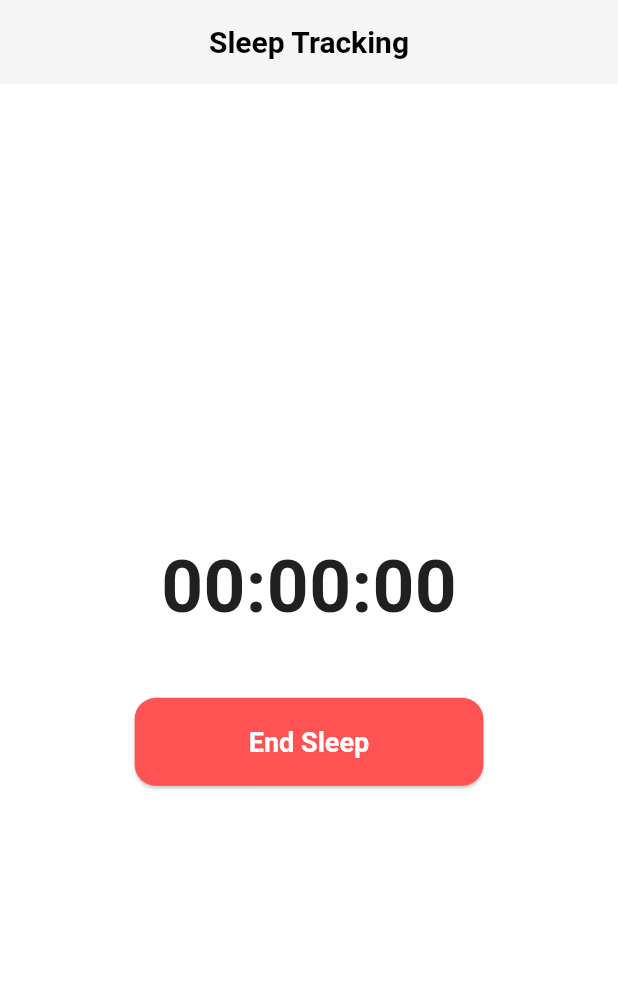
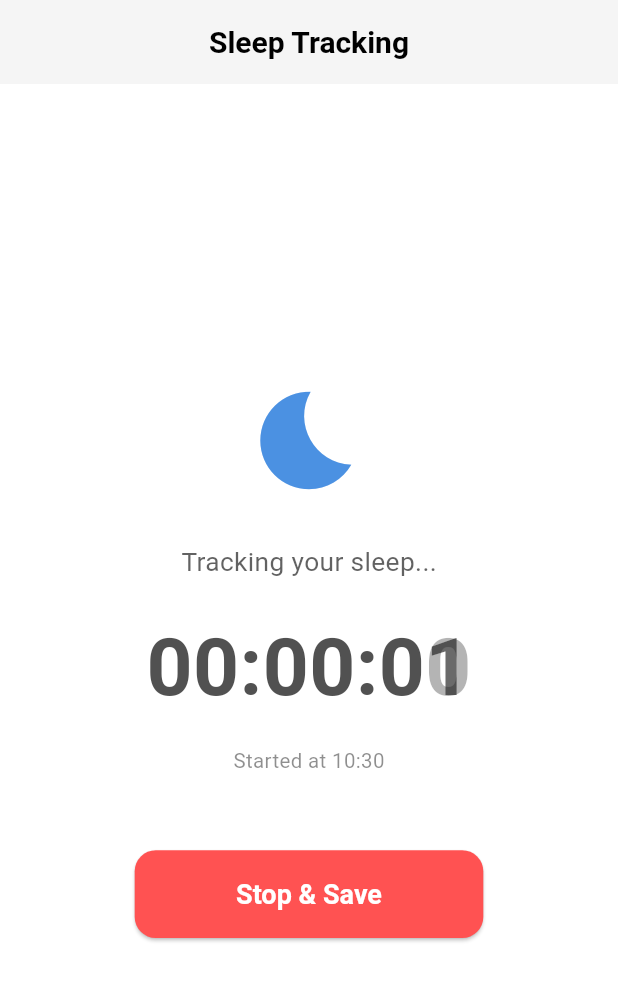
Before and after one commit to Mo7medRef3t/Slumber, a Flutter app: the SleepTrackingView screen opened by its route, after a tap on "Start Sleep", on a phone screen of 412 x 824 dp. Shown: the top 981 px of the screen. Run offline on Flutter 3.47's test engine with Material 3 defaults, Android fonts, the phone set to English and light mode, and no system bars; our stand-ins replace cloud_firestore, equatable, firebase_auth, firebase_core, fl_chart, flutter_bloc and 7 more; missing offline and left inert: android_alarm_manager_plus; accounts and stored records are empty.

Commit message:
Implement ongoing sleep tracking notifications and session management features

```diff
--- a/lib/core/notifications/notification_service.dart
+++ b/lib/core/notifications/notification_service.dart
@@ -2,6 +2,12 @@ import 'package:flutter/material.dart';
 import 'package:flutter_local_notifications/flutter_local_notifications.dart';
 import 'package:android_alarm_manager_plus/android_alarm_manager_plus.dart';
 import 'package:shared_preferences/shared_preferences.dart';
+
+// 🔥 Flag: هل التطبيق اتفتح من الـ Notification؟
+// static عشان نقدر نوصلها من أي مكان
+class NotificationFlags {
+  static bool openedFromSleepNotification = false;
+}
 
 @pragma('vm:entry-point')
 Future<void> fireNotificationCallback() async {
@@ -40,7 +46,6 @@ Future<void> fireNotificationCallback() async {
     details,
   );
 
-  // إعادة الجدولة لبكرة
   final hour = prefs.getInt('reminder_hour');
   final minute = prefs.getInt('reminder_minute');
 
@@ -63,8 +68,6 @@ Future<void> fireNotificationCallback() async {
       rescheduleOnReboot: true,
       allowWhileIdle: true,
     );
-
-    debugPrint("🔔 Re-scheduled for tomorrow: $nextAlarm");
   }
 }
 
@@ -92,7 +95,27 @@ class NotificationService {
       iOS: iosSettings,
     );
 
-    await flutterLocalNotificationsPlugin.initialize(initSettings);
+    await flutterLocalNotificationsPlugin.initialize(
+      initSettings,
+      // 🔥 لما اليوزر يدوس على أي Notification
+      onDidReceiveNotificationResponse: (NotificationResponse details) {
+        if (details.payload == 'sleep_tracking') {
+          NotificationFlags.openedFromSleepNotification = true;
+        }
+      },
+    );
+
+    // 🔥 التشييك: هل التطبيق اتفتح من Notification؟ (Cold Start)
+    final launchDetails =
+        await flutterLocalNotificationsPlugin.getNotificationAppLaunchDetails();
+
+    if (launchDetails?.didNotificationLaunchApp == true) {
+      final payload = launchDetails?.notificationResponse?.payload;
+      if (payload == 'sleep_tracking') {
+        NotificationFlags.openedFromSleepNotification = true;
+        debugPrint("🚀 App launched from sleep tracking notification!");
+      }
+    }
 
     await flutterLocalNotificationsPlugin
         .resolvePlatformSpecificImplementation<
@@ -105,6 +128,7 @@ class NotificationService {
     debugPrint("✅ NotificationService + AlarmManager initialized");
   }
 
+  // ===== Bedtime Reminder =====
   Future<void> scheduleDailyNotification({
     required int id,
     required String title,
@@ -137,17 +161,46 @@ class NotificationService {
     );
 
     debugPrint("🔔 Alarm scheduled for: $scheduledDate");
-    debugPrint(
-      "🔔 Minutes remaining: ${scheduledDate.difference(now).inMinutes}",
-    );
   }
 
   Future<void> cancelNotification(int id) async {
     await AndroidAlarmManager.cancel(id);
     await flutterLocalNotificationsPlugin.cancel(id);
-    debugPrint("❌ Alarm $id cancelled");
   }
 
+  // ===== Ongoing Sleep Notification =====
+  Future<void> showOngoingSleepNotification() async {
+    const NotificationDetails details = NotificationDetails(
+      android: AndroidNotificationDetails(
+        'sleep_tracking_channel',
+        'Sleep Tracking',
+        channelDescription: 'Shows while sleep tracking is active',
+        importance: Importance.low,
+        priority: Priority.low,
+        ongoing: true,
+        autoCancel: false,
+        playSound: false,
+        enableVibration: false,
+        showWhen: false,
+      ),
+      iOS: DarwinNotificationDetails(),
+    );
+
+    // 🔥 الـ payload = 'sleep_tracking' عشان نعرف إن الدوسة من هنا
+    await flutterLocalNotificationsPlugin.show(
+      100,
+      'Sleep Tracking Active 🌙',
+      'Tap to return to Slumber',
+      details,
+      payload: 'sleep_tracking',
+    );
+  }
+
+  Future<void> cancelOngoingSleepNotification() async {
+    await flutterLocalNotificationsPlugin.cancel(100);
+  }
+
+  // ===== Test =====
   Future<void> showInstantNotification() async {
     const NotificationDetails details = NotificationDetails(
       android: AndroidNotificationDetails(
--- /dev/null
+++ b/lib/core/services/sleep_session_service.dart
@@ -0,0 +1,32 @@
+import 'package:shared_preferences/shared_preferences.dart';
+
+class SleepSessionService {
+  static const String _key = 'sleep_start_time';
+
+  /// حفظ وقت بداية النوم
+  static Future<void> startSession() async {
+    final prefs = await SharedPreferences.getInstance();
+    final now = DateTime.now().toIso8601String();
+    await prefs.setString(_key, now);
+  }
+
+  /// قراءة وقت البداية (لو موجود)
+  static Future<DateTime?> getActiveSession() async {
+    final prefs = await SharedPreferences.getInstance();
+    final saved = prefs.getString(_key);
+    if (saved == null) return null;
+    return DateTime.parse(saved);
+  }
+
+  /// هل فيه جلسة نوم شغالة؟
+  static Future<bool> hasActiveSession() async {
+    final prefs = await SharedPreferences.getInstance();
+    return prefs.containsKey(_key);
+  }
+
+  /// إنهاء الجلسة (مسح البيانات)
+  static Future<void> endSession() async {
+    final prefs = await SharedPreferences.getInstance();
+    await prefs.remove(_key);
+  }
+}
--- a/lib/features/Home/presentation/views/dashboard_view.dart
+++ b/lib/features/Home/presentation/views/dashboard_view.dart
@@ -7,6 +7,7 @@ import 'package:slumber/core/user/cubit/user_state.dart';
 import 'package:slumber/features/sleep/cubit/sleep_cubit.dart';
 import 'package:slumber/features/sleep/cubit/sleep_state.dart';
 import 'package:slumber/core/utils/app_router.dart';
+import 'widgets/active_session_banner.dart';
 import 'widgets/avg_sleep_card.dart';
 import 'widgets/best_sleep_card.dart';
 import 'widgets/daily_tip_card.dart';
@@ -50,6 +51,7 @@ class DashboardView extends StatelessWidget {
                           ),
                         ),
                       ),
+                      const ActiveSessionBanner(),
 
                       const AvgSleepCard(),
                       SizedBox(height: 10.h),
--- a/lib/features/Home/presentation/views/sleep_tracking_view.dart
+++ b/lib/features/Home/presentation/views/sleep_tracking_view.dart
@@ -1,9 +1,9 @@
-// ignore_for_file: use_build_context_synchronously
-
 import 'dart:async';
 import 'package:flutter/material.dart';
 import 'package:flutter_screenutil/flutter_screenutil.dart';
 import 'package:slumber/core/firestore_service.dart';
+import 'package:slumber/core/notifications/notification_service.dart';
+import 'package:slumber/core/services/sleep_session_service.dart';
 
 class SleepTrackingView extends StatefulWidget {
   const SleepTrackingView({super.key});
@@ -14,10 +14,18 @@ class SleepTrackingView extends StatefulWidget {
 
 class _SleepTrackingViewState extends State<SleepTrackingView> {
   final _firestoreService = FirestoreService();
+  final _notificationService = NotificationService();
 
-  final Stopwatch _stopwatch = Stopwatch();
-  Timer? _timer;
-  String _elapsedTime = "00:00:00";
+  DateTime? _startTime; // وقت بداية النوم
+  Timer? _timer; // عداد التحديث كل ثانية
+  Duration _elapsed = Duration.zero; // الوقت اللي فات
+  bool _isTracking = false; // هل بنتتبع دلوقتي؟
+
+  @override
+  void initState() {
+    super.initState();
+    _checkActiveSession(); // أول حاجة: نشيك هل فيه جلسة شغالة
+  }
 
   @override
   void dispose() {
@@ -25,41 +33,99 @@ class _SleepTrackingViewState extends State<SleepTrackingView> {
     super.dispose();
   }
 
-  void _start() {
-    _stopwatch.start();
-    _timer = Timer.periodic(const Duration(seconds: 1), (_) {
-      final d = _stopwatch.elapsed;
+  /// التشييك على جلسة نوم سابقة
+  Future<void> _checkActiveSession() async {
+    final savedStart = await SleepSessionService.getActiveSession();
+
+    if (savedStart != null) {
+      // 🔥 فيه جلسة شغالة! نكمل العداد من وقت البداية الحقيقي
       setState(() {
-        _elapsedTime =
-            "${d.inHours.toString().padLeft(2, '0')}:"
-            "${(d.inMinutes % 60).toString().padLeft(2, '0')}:"
-            "${(d.inSeconds % 60).toString().padLeft(2, '0')}";
+        _startTime = savedStart;
+        _elapsed = DateTime.now().difference(savedStart);
+        _isTracking = true;
       });
+      _startTimer();
+    }
+  }
+
+  /// بدء جلسة نوم جديدة
+  Future<void> _startSleep() async {
+    final now = DateTime.now();
+
+    // 1. حفظ وقت البداية
+    await SleepSessionService.startSession();
+
+    // 2. عرض Notification دايمة
+    await _notificationService.showOngoingSleepNotification();
+
+    // 3. تحديث الشاشة
+    setState(() {
+      _startTime = now;
+      _elapsed = Duration.zero;
+      _isTracking = true;
+    });
+
+    // 4. بدء العداد
+    _startTimer();
+  }
+
+  /// إيقاف جلسة النوم وحفظ الركورد
+  Future<void> _stopSleep() async {
+    _timer?.cancel();
+
+    final end = DateTime.now();
+    final start = _startTime!;
+
+    // 1. حفظ في Firestore
+    await _firestoreService.addSleepRecord(start, end);
+
+    // 2. مسح الجلسة المحفوظة
+    await SleepSessionService.endSession();
+
+    // 3. مسح الـ Notification الدايمة
+    await _notificationService.cancelOngoingSleepNotification();
+
+    // 4. رسالة نجاح
+    if (mounted) {
+      final duration = end.difference(start);
+      final hours = duration.inHours;
+      final minutes = duration.inMinutes % 60;
+
+      ScaffoldMessenger.of(context).showSnackBar(
+        SnackBar(
+          content: Text("✅ Sleep saved! Duration: ${hours}h ${minutes}m"),
+          backgroundColor: Colors.green,
+        ),
+      );
+
+      Navigator.pop(context);
+    }
+
+    // 5. Reset
+    setState(() {
+      _startTime = null;
+      _elapsed = Duration.zero;
+      _isTracking = false;
     });
   }
 
-  Future<void> _stop() async {
+  /// تشغيل العداد (يتحدث كل ثانية)
+  void _startTimer() {
     _timer?.cancel();
-    _stopwatch.stop();
+    _timer = Timer.periodic(const Duration(seconds: 1), (_) {
+      if (_startTime != null) {
+        setState(() {
+          _elapsed = DateTime.now().difference(_startTime!);
+        });
+      }
+    });
+  }
 
-    final end = DateTime.now();
-    final start = end.subtract(_stopwatch.elapsed);
-
-    // ✅ Save to Firestore
-    await _firestoreService.addSleepRecord(start, end);
-
-    ScaffoldMessenger.of(
-      context,
-    ).showSnackBar(const SnackBar(content: Text("✅ Sleep session saved!")));
-
-    if (mounted) {
-      Navigator.pop(context);
-    }
-
-    setState(() {
-      _elapsedTime = "00:00:00";
-      _stopwatch.reset();
-    });
+  /// تنسيق الوقت (HH:MM:SS)
+  String _formatDuration(Duration d) {
+    return "${d.inHours.toString().padLeft(2, '0')}:"
+        "${(d.inMinutes % 60).toString().padLeft(2, '0')}:"
+        "${(d.inSeconds % 60).toString().padLeft(2, '0')}";
   }
 
   @override
@@ -72,31 +138,71 @@ class _SleepTrackingViewState extends State<SleepTrackingView> {
         child: Column(
           mainAxisAlignment: MainAxisAlignment.center,
           children: [
+            // أيقونة النوم
+            Icon(
+              _isTracking ? Icons.bedtime : Icons.bedtime_outlined,
+              size: 80.sp,
+              color:
+                  _isTracking
+                      ? colors.primary
+                      : colors.onSurface.withValues(alpha: 0.3),
+            ),
+
+            SizedBox(height: 30.h),
+
+            // حالة التتبع
+            Text(
+              _isTracking ? "Tracking your sleep..." : "Ready to sleep?",
+              style: TextStyle(
+                fontSize: 18.sp,
+                color: colors.onSurface.withValues(alpha: 0.7),
+              ),
+            ),
+
+            SizedBox(height: 20.h),
+
+            // العداد
             AnimatedSwitcher(
               duration: const Duration(milliseconds: 300),
               child: Text(
-                _elapsedTime,
-                key: ValueKey(_elapsedTime),
+                _formatDuration(_elapsed),
+                key: ValueKey(_elapsed.inSeconds),
                 style: TextStyle(
-                  fontSize: 50.sp,
+                  fontSize: 55.sp,
                   fontWeight: FontWeight.bold,
                   color: colors.onSurface,
+                  fontFeatures: const [FontFeature.tabularFigures()],
                 ),
               ),
             ),
-            SizedBox(height: 40.h),
+
+            SizedBox(height: 15.h),
+
+            // وقت البداية
+            if (_isTracking && _startTime != null)
+              Text(
+                "Started at ${_startTime!.hour.toString().padLeft(2, '0')}:${_startTime!.minute.toString().padLeft(2, '0')}",
+                style: TextStyle(
+                  fontSize: 14.sp,
+                  color: colors.onSurface.withValues(alpha: 0.5),
+                ),
+              ),
+
+            SizedBox(height: 50.h),
+
+            // زرار Start / Stop
             ElevatedButton(
-              onPressed: _stopwatch.isRunning ? _stop : _start,
+              onPressed: _isTracking ? _stopSleep : _startSleep,
               style: ElevatedButton.styleFrom(
                 backgroundColor:
-                    _stopwatch.isRunning ? Colors.redAccent : colors.primary,
+                    _isTracking ? Colors.redAccent : colors.primary,
                 minimumSize: Size(220.w, 60.h),
                 shape: RoundedRectangleBorder(
                   borderRadius: BorderRadius.circular(14),
                 ),
               ),
               child: Text(
-                _stopwatch.isRunning ? "End Sleep" : "Start Sleep",
+                _isTracking ? "Stop & Save" : "Start Sleep",
                 style: const TextStyle(color: Colors.white, fontSize: 18),
               ),
             ),
--- a/lib/features/profile/presentation/views/widgets/general_preferences_card.dart
+++ b/lib/features/profile/presentation/views/widgets/general_preferences_card.dart
@@ -55,6 +55,7 @@ class _GeneralPreferencesCardState extends State<GeneralPreferencesCard> {
     if (enable) {
       if (reminderTime == null) {
         final time = await showTimePicker(
+          // ignore: use_build_context_synchronously
           context: context,
           initialTime: const TimeOfDay(hour: 22, minute: 0),
           helpText: "Select Bedtime Reminder",
```
Also changed, not shown: lib/features/Home/presentation/views/widgets/active_session_banner.dart (added, +166 -0 lines), lib/screens.dart (+28 -4 lines).
